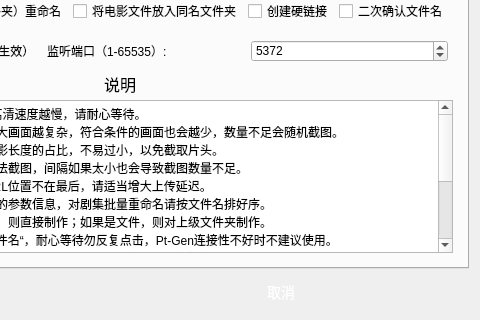
Above: src/gui/ui/settings.ui from publish-helper/publish-helper before the change; both pictures show x 240 to 720 and y 415 to 735 of the 720 by 735 pixel window. Below: the same form after it.
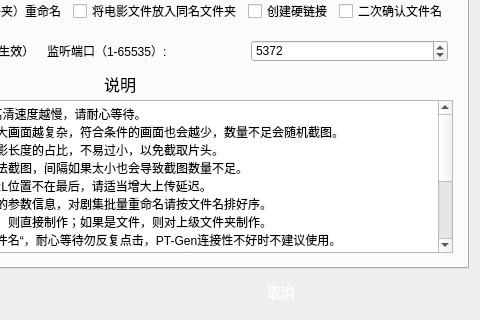
That is the form after the change.

Commit message: [style]:[][修改UI]

The edit to the form file:
```diff
--- a/src/gui/ui/settings.ui
+++ b/src/gui/ui/settings.ui
@@ -1567,7 +1567,7 @@
 &lt;p style=&quot; margin-top:0px; margin-bottom:0px; margin-left:0px; margin-right:0px; -qt-block-indent:0; text-indent:0px;&quot;&gt;如果发现生成的缩略图上传后生成的URL位置不在最后，请适当增大上传延迟。&lt;/p&gt;
 &lt;p style=&quot; margin-top:0px; margin-bottom:0px; margin-left:0px; margin-right:0px; -qt-block-indent:0; text-indent:0px;&quot;&gt;对文件夹处理时仅获取其中第一个视频的参数信息，对剧集批量重命名请按文件名排好序。&lt;/p&gt;
 &lt;p style=&quot; margin-top:0px; margin-bottom:0px; margin-left:0px; margin-right:0px; -qt-block-indent:0; text-indent:0px;&quot;&gt;制作种子时，如果选中的资源是文件夹，则直接制作；如果是文件，则对上级文件夹制作。&lt;/p&gt;
-&lt;p style=&quot; margin-top:0px; margin-bottom:0px; margin-left:0px; margin-right:0px; -qt-block-indent:0; text-indent:0px;&quot;&gt;使用“一键启动”请取消勾选”二次确认文件名“，耐心等待勿反复点击，Pt-Gen连接性不好时不建议使用。&lt;/p&gt;
+&lt;p style=&quot; margin-top:0px; margin-bottom:0px; margin-left:0px; margin-right:0px; -qt-block-indent:0; text-indent:0px;&quot;&gt;使用“一键启动”请取消勾选”二次确认文件名“，耐心等待勿反复点击，PT-Gen连接性不好时不建议使用。&lt;/p&gt;
 &lt;p style=&quot; margin-top:0px; margin-bottom:0px; margin-left:0px; margin-right:0px; -qt-block-indent:0; text-indent:0px;&quot;&gt;文件越大制作种子越慢，可查看任务管理器获取运行情况，资源路径可以直接复制文件粘贴到文本框。&lt;/p&gt;
 &lt;p style=&quot; margin-top:0px; margin-bottom:0px; margin-left:0px; margin-right:0px; -qt-block-indent:0; text-indent:0px;&quot;&gt;支持免费公共图床：&lt;span style=&quot; font-weight:700; color:#0000ff;&quot;&gt;freeimage imgbb imagehub pixhost&lt;/span&gt;&lt;/p&gt;
 &lt;p style=&quot; margin-top:0px; margin-bottom:0px; margin-left:0px; margin-right:0px; -qt-block-indent:0; text-indent:0px;&quot;&gt;支持商业公共图床：&lt;span style=&quot; font-weight:700; color:#0000ff;&quot;&gt;薄荷图床(bohe)&lt;/span&gt;&lt;/p&gt;
```
The commit also changes 1 other file.
